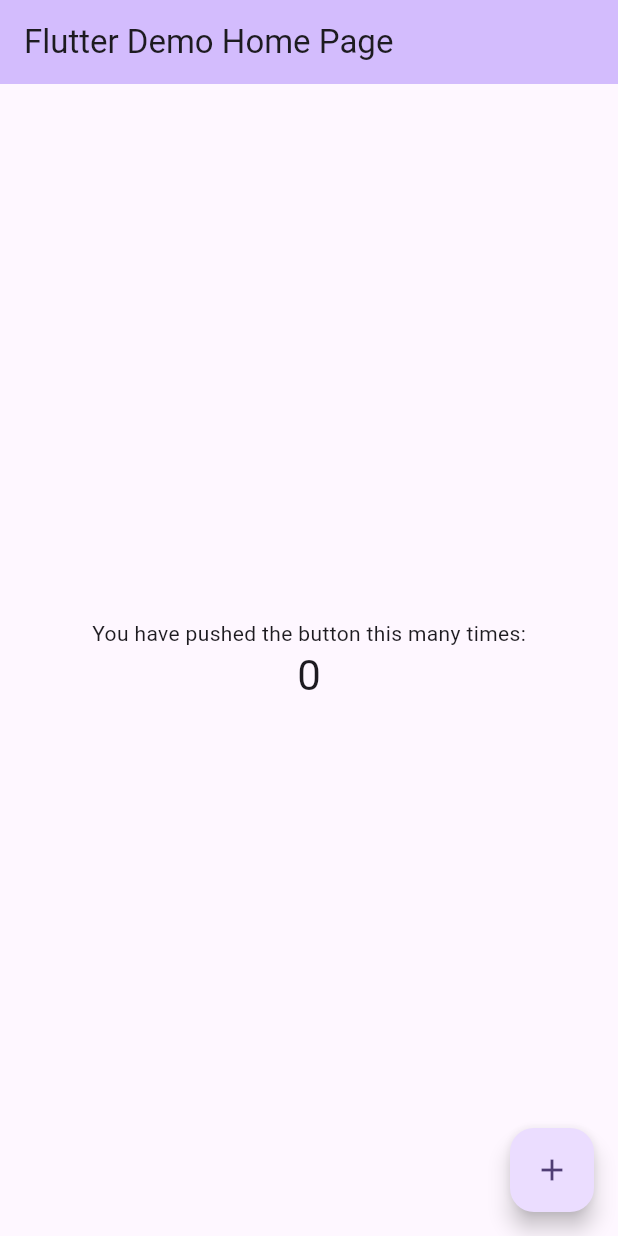
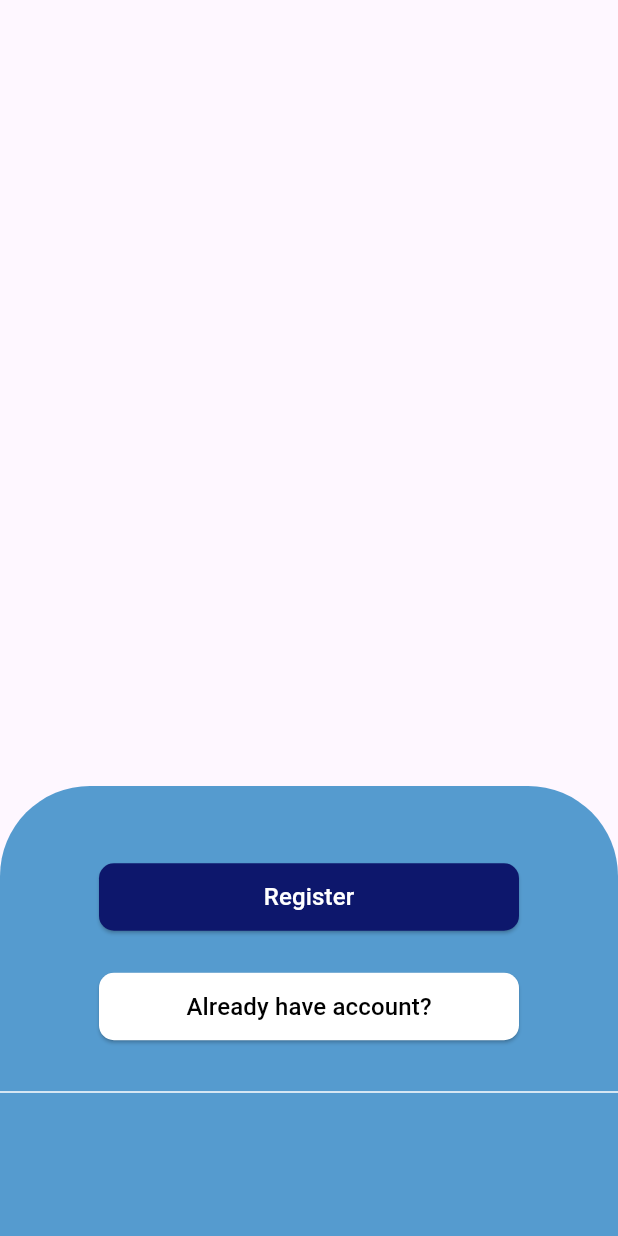
Before and after one commit to JiMoneyApp/JiMoney-Frontend, a Flutter app: the screen it shows after launch, on a phone screen of 412 x 824 dp. Run offline on Flutter 3.47's test engine with Material 3 defaults, Android fonts, the phone set to English and light mode, and no system bars.

Commit message:
以登入後註冊ui 尚未完成

```diff
--- /dev/null
+++ b/lib/Login/presentation/login_afterlogoutpage.dart
@@ -0,0 +1,34 @@
+import 'package:flutter/material.dart';
+import 'package:jimoney_frontend/Login/widget/pop_up_drawer.dart';
+
+class LoginAfterLogoutPage extends StatefulWidget {
+  const LoginAfterLogoutPage({super.key});
+
+  @override
+  State<LoginAfterLogoutPage> createState() => _LoginAfterLogoutPageState();
+}
+
+class _LoginAfterLogoutPageState extends State<LoginAfterLogoutPage> {
+  @override
+  Widget build(BuildContext context) {
+    return Container(
+      height: double.maxFinite,
+      child: Scaffold(
+        body: Stack(
+            alignment: AlignmentDirectional.bottomCenter,
+            children: <Widget>[
+              Container(
+                height: double.infinity,
+                child: Text(''),
+              ),
+              AnimatedContainer(
+                height: 300,
+                width: double.infinity,
+                duration: Duration(seconds: 2),
+                child: PopUpDrawer(),
+              ),
+            ]),
+      ),
+    );
+  }
+}
--- /dev/null
+++ b/lib/Login/widget/pop_up_drawer.dart
@@ -0,0 +1,55 @@
+import 'package:flutter/material.dart';
+
+class PopUpDrawer extends StatelessWidget {
+  PopUpDrawer({super.key});
+
+  @override
+  Widget build(BuildContext context) {
+    return Container(
+      height: 300,
+      decoration: BoxDecoration(
+        color: const Color(0xFF559BCF),
+        borderRadius: BorderRadius.only(
+          topLeft: Radius.circular(60),
+          topRight: Radius.circular(60),
+        ),
+      ),
+      child: Column(
+        children: [
+          SizedBox(height: 50),
+          ElevatedButton(
+            onPressed: () {},
+            child: Text(
+              'Register',
+              style: TextStyle(color: Colors.white, fontSize: 16),
+            ),
+            style: ElevatedButton.styleFrom(
+              minimumSize: Size(280, 45),
+              backgroundColor: Color(0XFF0D176C),
+              shape: RoundedRectangleBorder(
+                borderRadius: BorderRadius.circular(10),
+              ),
+            ),
+          ),
+          SizedBox(height: 25),
+          ElevatedButton(
+            onPressed: () {},
+            child: Text(
+              'Already have account?',
+              style: TextStyle(color: Colors.black, fontSize: 16),
+            ),
+            style: ElevatedButton.styleFrom(
+              minimumSize: Size(280, 45),
+              backgroundColor: Colors.white,
+              shape: RoundedRectangleBorder(
+                borderRadius: BorderRadius.circular(10),
+              ),
+            ),
+          ),
+          SizedBox(height: 25),
+          Divider(color: Colors.white),
+        ],
+      ),
+    );
+  }
+}
--- a/lib/main.dart
+++ b/lib/main.dart
@@ -1,125 +1,19 @@
 import 'package:flutter/material.dart';
+import 'package:jimoney_frontend/Login/presentation/login_afterlogoutpage.dart';
 
 void main() {
-  runApp(const MyApp());
+  runApp(const App());
 }
 
-class MyApp extends StatelessWidget {
-  const MyApp({super.key});
+class App extends StatelessWidget {
+  const App({super.key});
 
   // This widget is the root of your application.
   @override
   Widget build(BuildContext context) {
     return MaterialApp(
-      title: 'Flutter Demo',
-      theme: ThemeData(
-        // This is the theme of your application.
-        //
-        // TRY THIS: Try running your application with "flutter run". You'll see
-        // the application has a purple toolbar. Then, without quitting the app,
-        // try changing the seedColor in the colorScheme below to Colors.green
-        // and then invoke "hot reload" (save your changes or press the "hot
-        // reload" button in a Flutter-supported IDE, or press "r" if you used
-        // the command line to start the app).
-        //
-        // Notice that the counter didn't reset back to zero; the application
-        // state is not lost during the reload. To reset the state, use hot
-        // restart instead.
-        //
-        // This works for code too, not just values: Most code changes can be
-        // tested with just a hot reload.
-        colorScheme: ColorScheme.fromSeed(seedColor: Colors.deepPurple),
-        useMaterial3: true,
-      ),
-      home: const MyHomePage(title: 'Flutter Demo Home Page'),
+      debugShowCheckedModeBanner: false,
+      home: LoginAfterLogoutPage(),
     );
   }
 }
-
-class MyHomePage extends StatefulWidget {
-  const MyHomePage({super.key, required this.title});
-
-  // This widget is the home page of your application. It is stateful, meaning
-  // that it has a State object (defined below) that contains fields that affect
-  // how it looks.
-
-  // This class is the configuration for the state. It holds the values (in this
-  // case the title) provided by the parent (in this case the App widget) and
-  // used by the build method of the State. Fields in a Widget subclass are
-  // always marked "final".
-
-  final String title;
-
-  @override
-  State<MyHomePage> createState() => _MyHomePageState();
-}
-
-class _MyHomePageState extends State<MyHomePage> {
-  int _counter = 0;
-
-  void _incrementCounter() {
-    setState(() {
-      // This call to setState tells the Flutter framework that something has
-      // changed in this State, which causes it to rerun the build method below
-      // so that the display can reflect the updated values. If we changed
-      // _counter without calling setState(), then the build method would not be
-      // called again, and so nothing would appear to happen.
-      _counter++;
-    });
-  }
-
-  @override
-  Widget build(BuildContext context) {
-    // This method is rerun every time setState is called, for instance as done
-    // by the _incrementCounter method above.
-    //
-    // The Flutter framework has been optimized to make rerunning build methods
-    // fast, so that you can just rebuild anything that needs updating rather
-    // than having to individually change instances of widgets.
-    return Scaffold(
-      appBar: AppBar(
-        // TRY THIS: Try changing the color here to a specific color (to
-        // Colors.amber, perhaps?) and trigger a hot reload to see the AppBar
-        // change color while the other colors stay the same.
-        backgroundColor: Theme.of(context).colorScheme.inversePrimary,
-        // Here we take the value from the MyHomePage object that was created by
-        // the App.build method, and use it to set our appbar title.
-        title: Text(widget.title),
-      ),
-      body: Center(
-        // Center is a layout widget. It takes a single child and positions it
-        // in the middle of the parent.
-        child: Column(
-          // Column is also a layout widget. It takes a list of children and
-          // arranges them vertically. By default, it sizes itself to fit its
-          // children horizontally, and tries to be as tall as its parent.
-          //
-          // Column has various properties to control how it sizes itself and
-          // how it positions its children. Here we use mainAxisAlignment to
-          // center the children vertically; the main axis here is the vertical
-          // axis because Columns are vertical (the cross axis would be
-          // horizontal).
-          //
-          // TRY THIS: Invoke "debug painting" (choose the "Toggle Debug Paint"
-          // action in the IDE, or press "p" in the console), to see the
-          // wireframe for each widget.
-          mainAxisAlignment: MainAxisAlignment.center,
-          children: <Widget>[
-            const Text(
-              'You have pushed the button this many times:',
-            ),
-            Text(
-              '$_counter',
-              style: Theme.of(context).textTheme.headlineMedium,
-            ),
-          ],
-        ),
-      ),
-      floatingActionButton: FloatingActionButton(
-        onPressed: _incrementCounter,
-        tooltip: 'Increment',
-        child: const Icon(Icons.add),
-      ), // This trailing comma makes auto-formatting nicer for build methods.
-    );
-  }
-}
```
Also changed, not shown: 142 other files.
